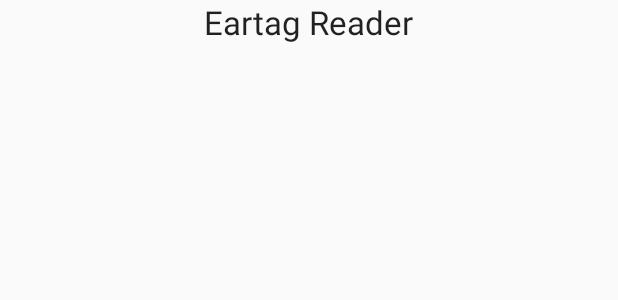
After one commit to MankoMR/Eartag-Reader, an Android app: the layout fragment_about_.xml on its own in the app's theme, with its tools: preview values and no code run, on a phone screen of 412 x 824 dp. The commit adds this screen. Shown: the top 300 px of the screen. Run offline under Robolectric (Android 15) with nearby library versions, the phone set to English and light mode, and no system bars.

Commit message:
add initial code for about page

```diff
--- a/app/build.gradle
+++ b/app/build.gradle
@@ -50,6 +50,7 @@ dependencies {
     implementation('com.opencsv:opencsv:5.2'){
         exclude group: 'commons-logging', module: 'commons-logging'
     }
+    implementation 'androidx.legacy:legacy-support-v4:1.0.0'
 
 
     def room_version = "2.2.5"
--- /dev/null
+++ b/app/src/main/res/layout/fragment_about_.xml
@@ -0,0 +1,33 @@
+<?xml version="1.0" encoding="utf-8"?>
+<!--
+  ~ Copyright (c) 2020. Manuel Koloska, Band Genossenschaft. All rights reserved.
+  -->
+
+<androidx.constraintlayout.widget.ConstraintLayout xmlns:android="http://schemas.android.com/apk/res/android"
+    xmlns:app="http://schemas.android.com/apk/res-auto"
+    xmlns:tools="http://schemas.android.com/tools"
+    android:id="@+id/about_root"
+    android:layout_width="match_parent"
+    android:layout_height="match_parent"
+    tools:context=".fragments.About_Fragment" >
+
+    <LinearLayout
+        android:layout_width="match_parent"
+        android:layout_height="match_parent"
+        android:gravity="center_horizontal"
+        android:orientation="vertical"
+        app:layout_constraintBottom_toBottomOf="parent"
+        app:layout_constraintEnd_toEndOf="parent"
+        app:layout_constraintStart_toStartOf="parent"
+        app:layout_constraintTop_toTopOf="parent">
+
+        <TextView
+            android:id="@+id/app_name"
+            android:layout_width="wrap_content"
+            android:layout_height="wrap_content"
+            android:text="@string/app_name"
+            android:textAlignment="center"
+            android:textAppearance="@style/TextAppearance.AppCompat.Large" />
+    </LinearLayout>
+
+</androidx.constraintlayout.widget.ConstraintLayout>
--- a/app/src/main/res/menu/menu_main.xml
+++ b/app/src/main/res/menu/menu_main.xml
@@ -16,4 +16,9 @@
         android:icon="@drawable/ic_share_black_24dp"
         android:title="@string/share_list"
         app:showAsAction="ifRoom" />
+    <item
+        android:id="@+id/about"
+        android:icon="@drawable/ic_baseline_info_24"
+        android:title="@string/about"
+        app:showAsAction="ifRoom" />
 </menu>
--- a/app/src/main/res/navigation/nav_graph.xml
+++ b/app/src/main/res/navigation/nav_graph.xml
@@ -29,4 +29,10 @@
             android:id="@+id/action_ShowList"
             app:destination="@id/MainFragment" />
     </fragment>
+    <fragment
+        android:id="@+id/aboutFragment"
+        android:name="ch.band.manko.eartagreader.fragments.About_Fragment"
+        android:label="@string/about"
+        tools:layout="@layout/fragment_about_" />
+    <action android:id="@+id/action_global_about_Fragment" app:destination="@id/aboutFragment" />
 </navigation>
```
Also changed, not shown: app/src/main/java/ch/band/manko/eartagreader/MainActivity.java (+10 -1 lines), app/src/main/java/ch/band/manko/eartagreader/fragments/About_Fragment.java (added, +70 -0 lines), app/src/main/res/drawable/ic_baseline_info_24.xml (added, +14 -0 lines).
